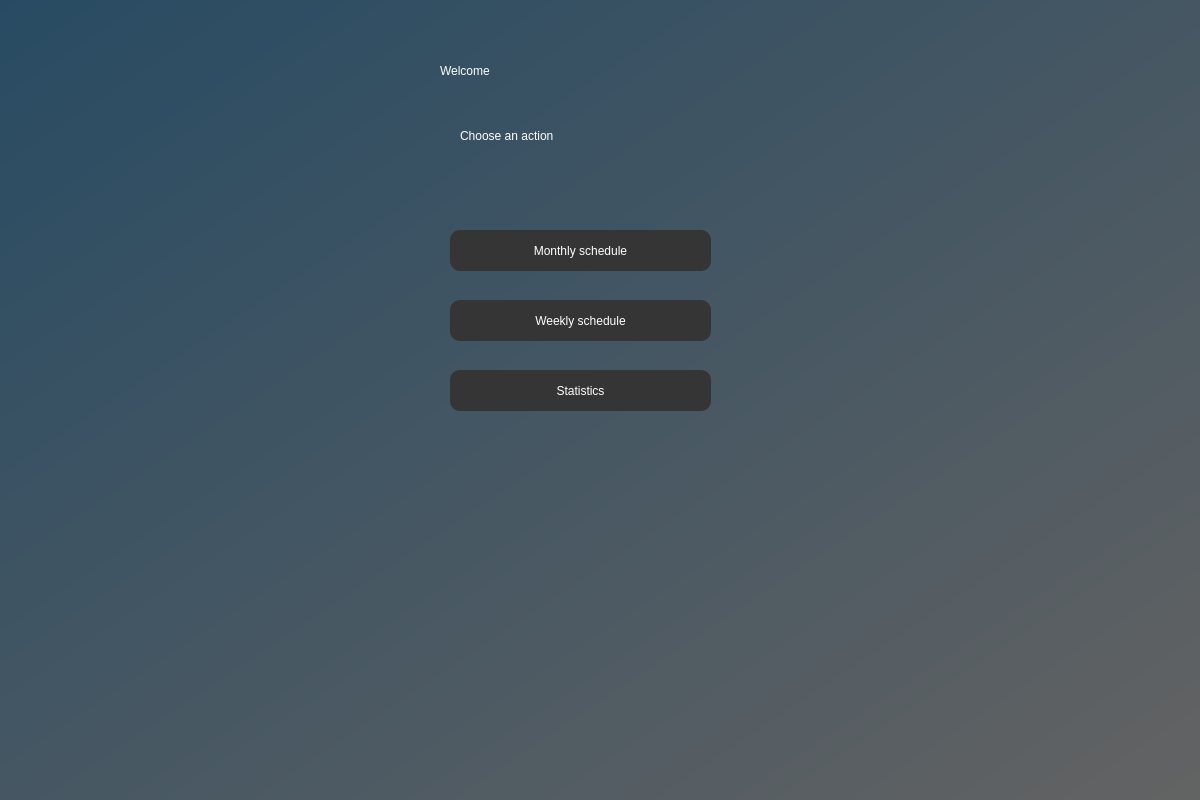
The window that ui/welcome_screen.ui (NaamaKessler/Medilog) describes before a commit, drawn with Qt 5.
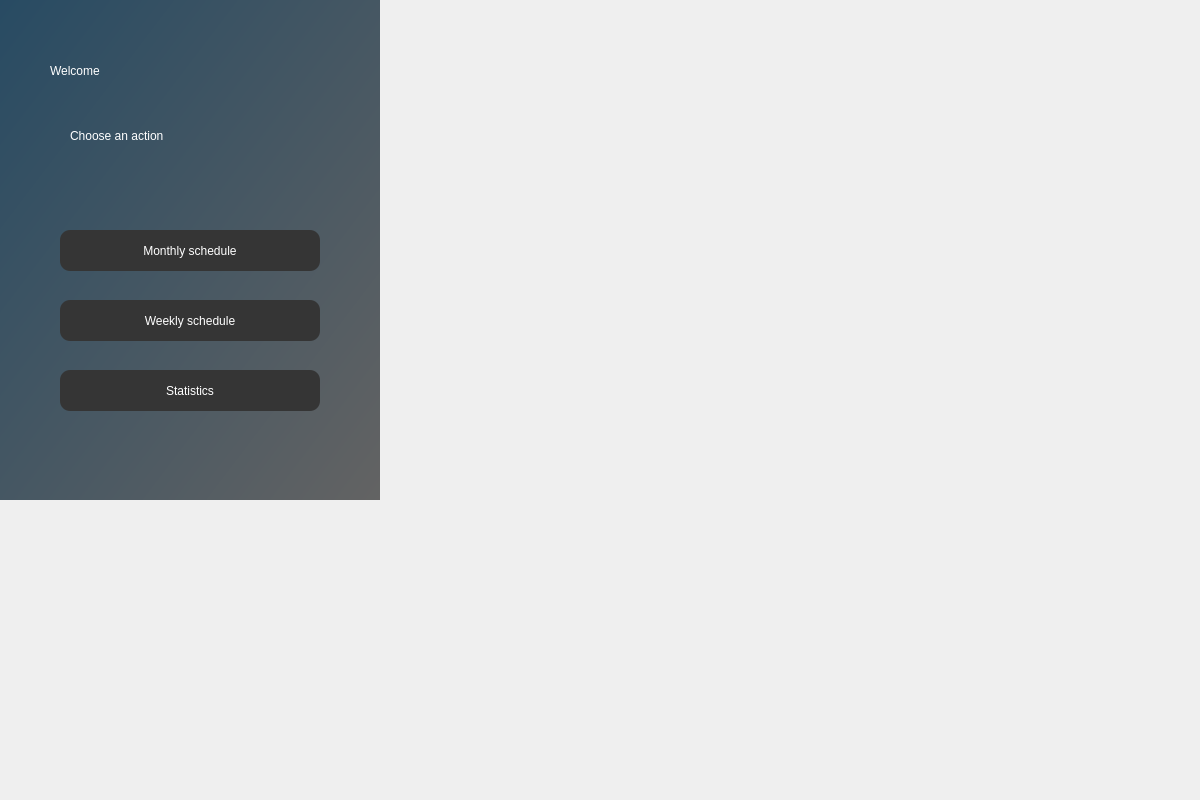
The same window after the commit.

```diff
--- a/ui/welcome_screen.ui
+++ b/ui/welcome_screen.ui
@@ -18,8 +18,8 @@
     <rect>
      <x>0</x>
      <y>0</y>
-     <width>1200</width>
-     <height>800</height>
+     <width>380</width>
+     <height>500</height>
     </rect>
    </property>
    <property name="styleSheet">
@@ -30,7 +30,7 @@
    <widget class="QLabel" name="label">
     <property name="geometry">
      <rect>
-      <x>440</x>
+      <x>50</x>
       <y>50</y>
       <width>281</width>
       <height>41</height>
@@ -47,7 +47,7 @@
    <widget class="QLabel" name="label_2">
     <property name="geometry">
      <rect>
-      <x>460</x>
+      <x>70</x>
       <y>120</y>
       <width>281</width>
       <height>31</height>
@@ -64,9 +64,9 @@
    <widget class="QPushButton" name="month_btn">
     <property name="geometry">
      <rect>
-      <x>450</x>
+      <x>60</x>
       <y>230</y>
-      <width>261</width>
+      <width>260</width>
       <height>41</height>
      </rect>
     </property>
@@ -86,9 +86,9 @@
    <widget class="QPushButton" name="week_btn">
     <property name="geometry">
      <rect>
-      <x>450</x>
+      <x>60</x>
       <y>300</y>
-      <width>261</width>
+      <width>260</width>
       <height>41</height>
      </rect>
     </property>
@@ -105,9 +105,9 @@
    <widget class="QPushButton" name="stat_btn">
     <property name="geometry">
      <rect>
-      <x>450</x>
+      <x>60</x>
       <y>370</y>
-      <width>261</width>
+      <width>260</width>
       <height>41</height>
      </rect>
     </property>
```
